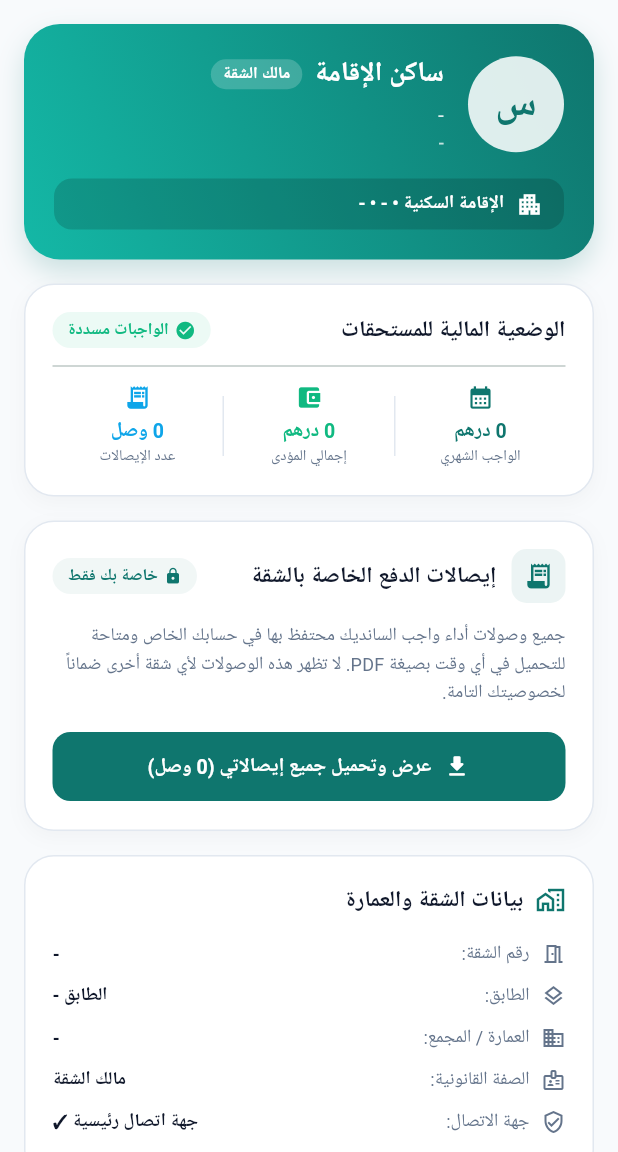
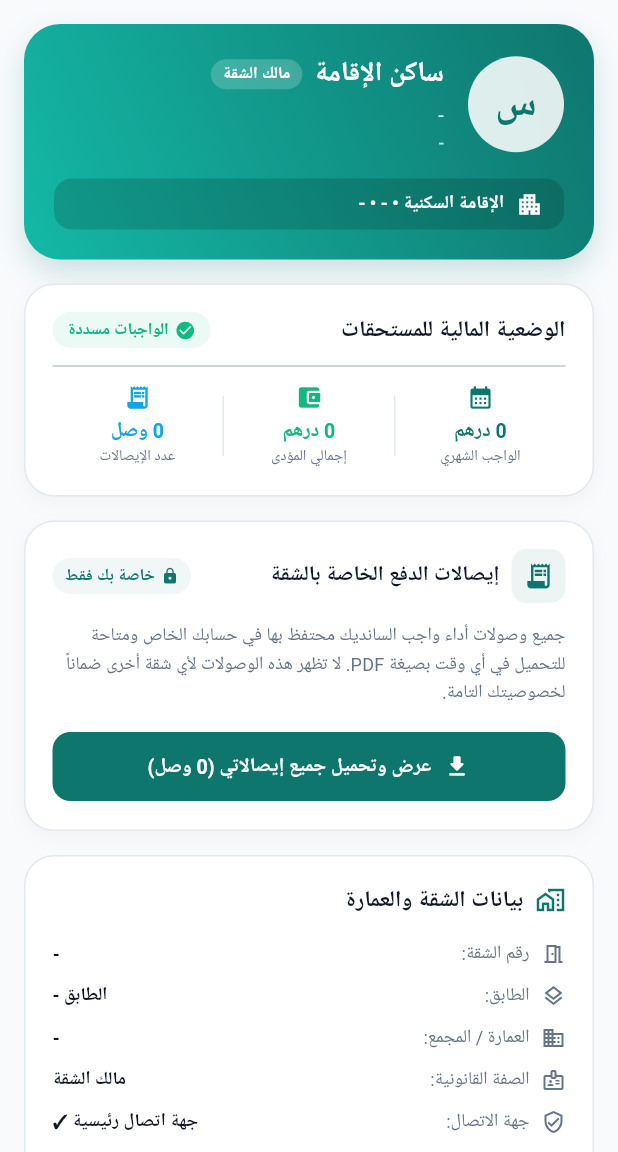
Before and after one commit to mostaphaelarfaoui/Smart-Syndic, a Flutter app: the ResidentProfileScreen screen opened directly, on a phone screen of 412 x 824 dp, the part 84-1236 px from its top. Run offline on Flutter 3.47's test engine with Material 3 defaults, Android fonts, the phone set to English and light mode, and no system bars; our stand-ins replace fl_chart, google_fonts, image_picker, shared_preferences; accounts and stored records are empty; network calls fail; Roboto replaces fonts that are missing (Cairo).

Commit message:
fix(resident): resolve RenderFlex overflow in resident profile receipts and financial status cards

```diff
--- a/smart_syndic_mobile/lib/screens/resident/resident_profile_screen.dart
+++ b/smart_syndic_mobile/lib/screens/resident/resident_profile_screen.dart
@@ -476,10 +476,14 @@ class _ResidentProfileScreenState extends State<ResidentProfileScreen> {
                           Row(
                             mainAxisAlignment: MainAxisAlignment.spaceBetween,
                             children: [
-                              Text(
+                              Expanded(
+                                child: Text(
                                   'الوضعية المالية للمستحقات',
                                   style: GoogleFonts.cairo(fontSize: 15, fontWeight: FontWeight.bold, color: AppColors.textPrimary),
+                                  overflow: TextOverflow.ellipsis,
                                 ),
+                              ),
+                              const SizedBox(width: 8),
                               Container(
                                 padding: const EdgeInsets.symmetric(horizontal: 10, vertical: 4),
                                 decoration: BoxDecoration(
@@ -592,7 +596,8 @@ class _ResidentProfileScreenState extends State<ResidentProfileScreen> {
                           Row(
                             mainAxisAlignment: MainAxisAlignment.spaceBetween,
                             children: [
-                              Row(
+                              Expanded(
+                                child: Row(
                                   children: [
                                     Container(
                                       padding: const EdgeInsets.all(8),
@@ -602,19 +607,24 @@ class _ResidentProfileScreenState extends State<ResidentProfileScreen> {
                                       ),
                                       child: const Icon(Icons.receipt_long, color: AppColors.primary, size: 20),
                                     ),
-                                  const SizedBox(width: 10),
-                                  Text(
+                                    const SizedBox(width: 8),
+                                    Expanded(
+                                      child: Text(
                                         'إيصالات الدفع الخاصة بالشقة',
                                         style: GoogleFonts.cairo(
-                                      fontSize: 15,
+                                          fontSize: 14,
                                           fontWeight: FontWeight.bold,
                                           color: AppColors.textPrimary,
+                                        ),
+                                        overflow: TextOverflow.ellipsis,
                                       ),
                                     ),
                                   ],
                                 ),
+                              ),
+                              const SizedBox(width: 8),
                               Container(
-                                padding: const EdgeInsets.symmetric(horizontal: 10, vertical: 4),
+                                padding: const EdgeInsets.symmetric(horizontal: 8, vertical: 4),
                                 decoration: BoxDecoration(
                                   color: AppColors.primary.withAlpha(15),
                                   borderRadius: BorderRadius.circular(20),
@@ -730,16 +740,22 @@ class _ResidentProfileScreenState extends State<ResidentProfileScreen> {
                             Row(
                               mainAxisAlignment: MainAxisAlignment.spaceBetween,
                               children: [
-                                Row(
+                                Expanded(
+                                  child: Row(
                                     children: [
                                       const Icon(Icons.account_balance, color: AppColors.primary, size: 20),
                                       const SizedBox(width: 8),
-                                    Text(
+                                      Expanded(
+                                        child: Text(
                                           'الحساب البنكي للإقامة (RIB)',
                                           style: GoogleFonts.cairo(fontSize: 14, fontWeight: FontWeight.bold, color: AppColors.textPrimary),
+                                          overflow: TextOverflow.ellipsis,
+                                        ),
                                       ),
                                     ],
                                   ),
+                                ),
+                                const SizedBox(width: 8),
                                 IconButton(
                                   icon: const Icon(Icons.copy, color: AppColors.primary, size: 20),
                                   tooltip: 'نسخ الـ RIB',
@@ -997,8 +1013,15 @@ class _ResidentProfileScreenState extends State<ResidentProfileScreen> {
           Icon(icon, size: 16, color: AppColors.textSecondary),
           const SizedBox(width: 8),
           Text(label, style: GoogleFonts.cairo(fontSize: 12, color: AppColors.textSecondary)),
-          const Spacer(),
-          Text(value, style: GoogleFonts.cairo(fontSize: 12, fontWeight: FontWeight.bold, color: AppColors.textPrimary)),
+          const SizedBox(width: 8),
+          Expanded(
+            child: Text(
+              value,
+              textAlign: TextAlign.end,
+              style: GoogleFonts.cairo(fontSize: 12, fontWeight: FontWeight.bold, color: AppColors.textPrimary),
+              overflow: TextOverflow.ellipsis,
+            ),
+          ),
         ],
       ),
     );
```
Lines whose indentation alone changed are shown as unchanged.
